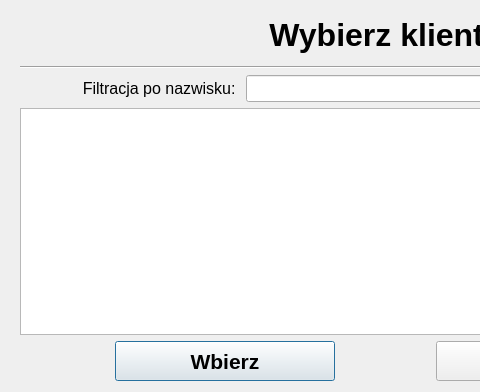
The window that choose_customer.ui (gumikola/stacja-paliwowa) describes before a commit, drawn with Qt 5; both pictures show x 0 to 480 and y 0 to 392 of the 777 by 392 pixel window.
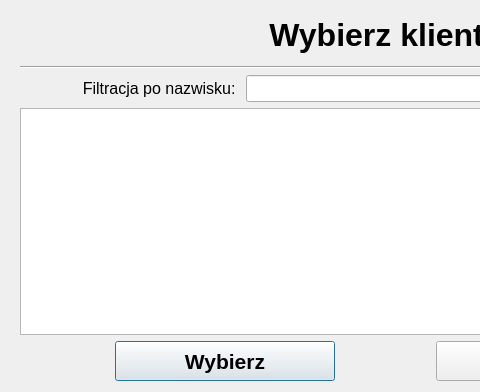
The same window after the commit.

Patch:
```diff
--- a/choose_customer.ui
+++ b/choose_customer.ui
@@ -158,7 +158,7 @@
          </font>
         </property>
         <property name="text">
-         <string>Wbierz</string>
+         <string>Wybierz</string>
         </property>
        </widget>
       </item>
```
